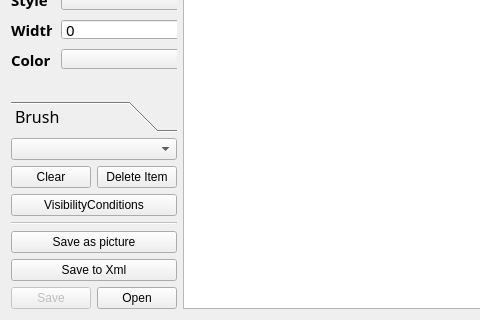
First picture: the form in qrgui/mainWindow/shapeEdit/shapeEdit.ui, repository qreal/qreal, before the edit; both pictures show x 0 to 480 and y 453 to 773 of the 717 by 773 pixel window.
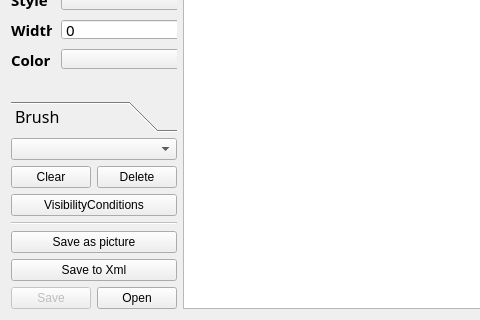
Second picture: the form after the edit. Custom widgets are drawn as their Qt base class.

```diff
--- a/qrgui/mainWindow/shapeEdit/shapeEdit.ui
+++ b/qrgui/mainWindow/shapeEdit/shapeEdit.ui
@@ -368,7 +368,7 @@
         </size>
        </property>
        <property name="text">
-        <string>Delete Item</string>
+        <string>Delete</string>
        </property>
       </widget>
      </item>
```
Left out of the diff: 8 changed lines with no effect on the pictures.
